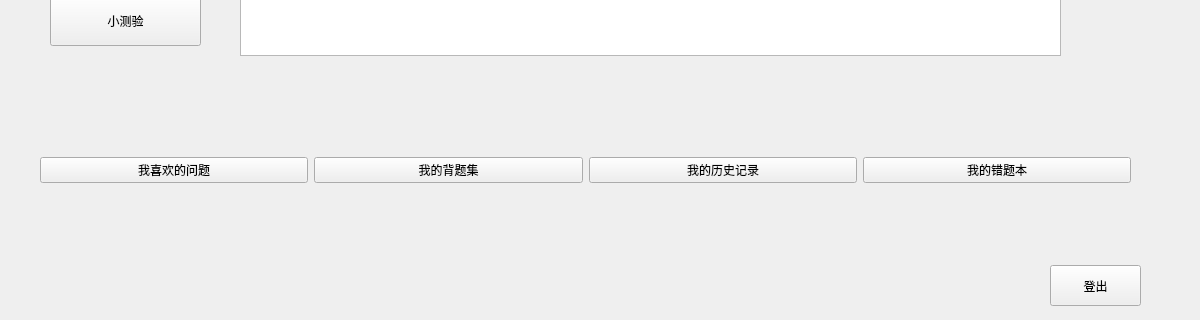
Old version of the form ui/Main.ui in the repository Harahan/BUAA-python-programming-2022-summer; both pictures show x 0 to 1200 and y 435 to 755 of the 1200 by 755 pixel window.
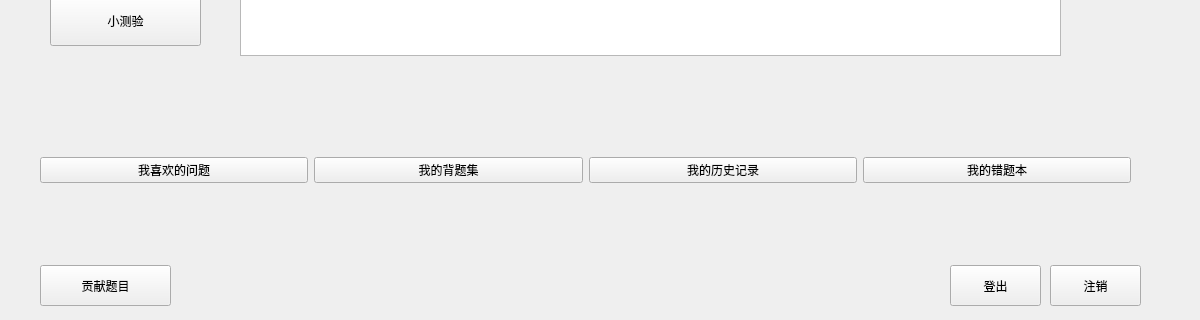
New version of the form.

```diff
--- a/ui/Main.ui
+++ b/ui/Main.ui
@@ -145,7 +145,7 @@
   <widget class="QPushButton" name="logoutButton">
    <property name="geometry">
     <rect>
-     <x>1050</x>
+     <x>950</x>
      <y>700</y>
      <width>91</width>
      <height>41</height>
@@ -203,6 +203,38 @@
     <string>正在识别文件，请耐心等待。。。</string>
    </property>
   </widget>
+  <widget class="QPushButton" name="contributeButton">
+   <property name="geometry">
+    <rect>
+     <x>40</x>
+     <y>700</y>
+     <width>131</width>
+     <height>41</height>
+    </rect>
+   </property>
+   <property name="styleSheet">
+    <string notr="true">font: 75 10pt &quot;Consolas&quot; rgb(241, 255, 235);</string>
+   </property>
+   <property name="text">
+    <string>贡献题目</string>
+   </property>
+  </widget>
+  <widget class="QPushButton" name="writeOffButton">
+   <property name="geometry">
+    <rect>
+     <x>1050</x>
+     <y>700</y>
+     <width>91</width>
+     <height>41</height>
+    </rect>
+   </property>
+   <property name="styleSheet">
+    <string notr="true">font: 75 10pt &quot;Consolas&quot; rgb(241, 255, 235);</string>
+   </property>
+   <property name="text">
+    <string>注销</string>
+   </property>
+  </widget>
  </widget>
  <resources/>
  <connections/>
```
Left out of the diff: 2 changed lines with no effect on the pictures.
